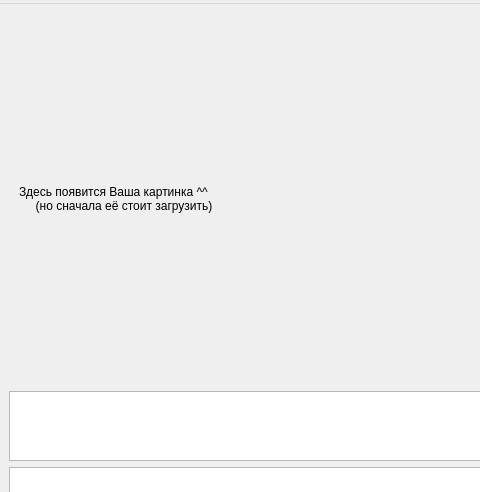
Above: guidir/mainwindow/mainwindow.ui from hwangyoon/ImageAugmentation before the change; both pictures show x 0 to 480 and y 0 to 492 of the 1024 by 644 pixel window. Below: the same form after it.
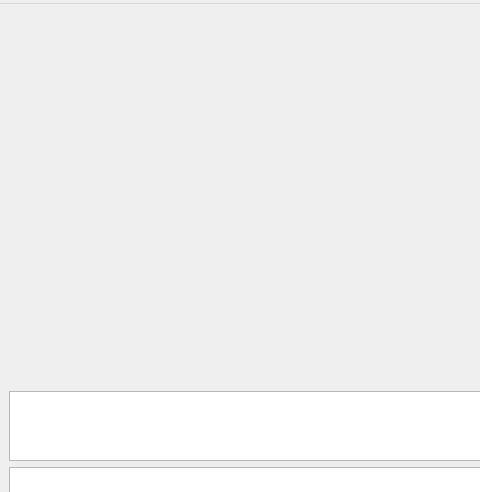
That is the form after the change.

```diff
--- a/guidir/mainwindow/mainwindow.ui
+++ b/guidir/mainwindow/mainwindow.ui
@@ -61,9 +61,14 @@
           </item>
           <item>
            <widget class="QLabel" name="label_image">
+            <property name="sizePolicy">
+             <sizepolicy hsizetype="Expanding" vsizetype="Expanding">
+              <horstretch>0</horstretch>
+              <verstretch>0</verstretch>
+             </sizepolicy>
+            </property>
             <property name="text">
-             <string>Здесь появится Ваша картинка ^^ 
-     (но сначала её стоит загрузить)</string>
+             <string/>
             </property>
            </widget>
           </item>
```
